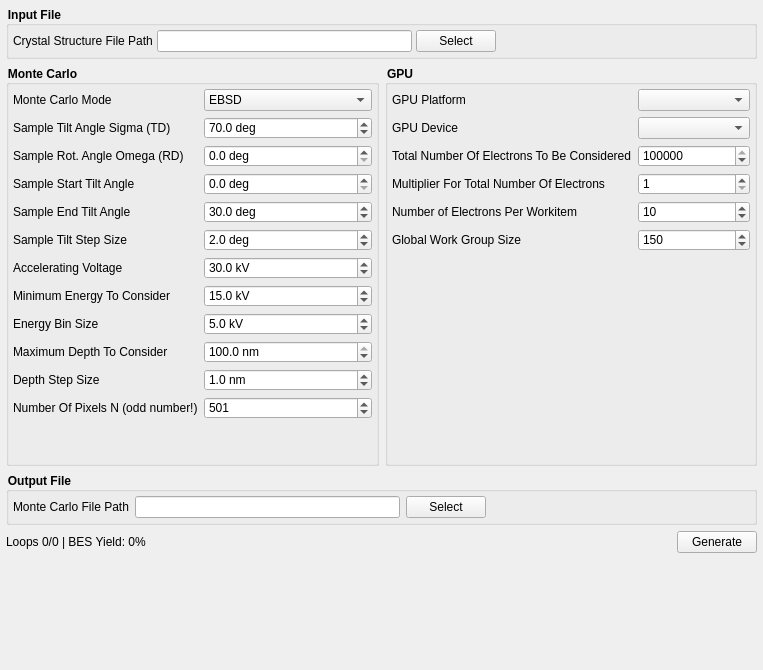
The window that Source/EMsoftWorkbench/Workbench/Modules/MonteCarloSimulationModule/UI_Files/MonteCarloSimulation_UI.ui (EMsoft-org/EMsoft) describes before a commit, drawn with Qt 5.
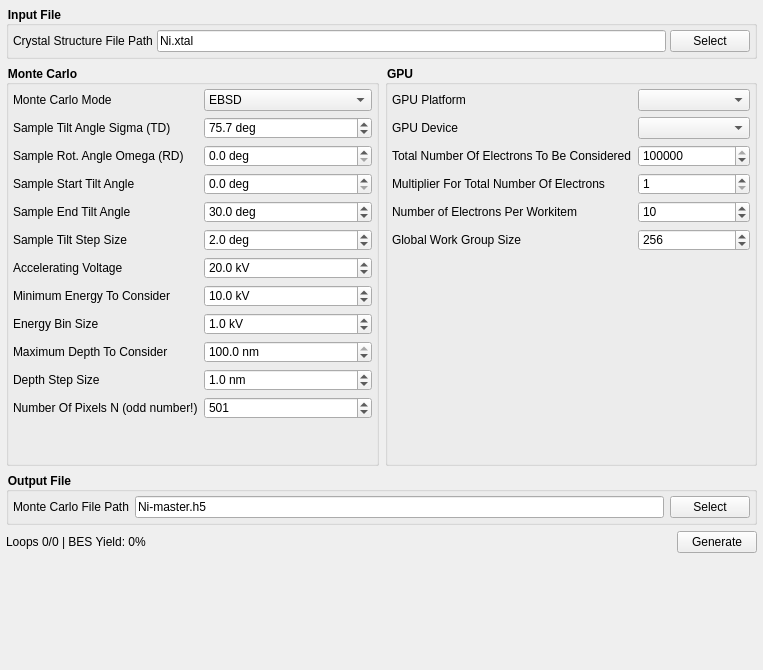
The same window after the commit.

```diff
--- a/Source/EMsoftWorkbench/Workbench/Modules/MonteCarloSimulationModule/UI_Files/MonteCarloSimulation_UI.ui
+++ b/Source/EMsoftWorkbench/Workbench/Modules/MonteCarloSimulationModule/UI_Files/MonteCarloSimulation_UI.ui
@@ -189,7 +189,7 @@
          <double>0.100000000000000</double>
         </property>
         <property name="value">
-         <double>30.000000000000000</double>
+         <double>20.000000000000000</double>
         </property>
        </widget>
       </item>
@@ -328,7 +328,7 @@
          <number>1</number>
         </property>
         <property name="value">
-         <double>15.000000000000000</double>
+         <double>10.000000000000000</double>
         </property>
        </widget>
       </item>
@@ -354,7 +354,7 @@
          <number>1</number>
         </property>
         <property name="value">
-         <double>5.000000000000000</double>
+         <double>1.000000000000000</double>
         </property>
        </widget>
       </item>
@@ -397,7 +397,7 @@
          <double>0.100000000000000</double>
         </property>
         <property name="value">
-         <double>70.000000000000000</double>
+         <double>75.700000000000003</double>
         </property>
        </widget>
       </item>
@@ -506,7 +506,7 @@
          <number>1024</number>
         </property>
         <property name="value">
-         <number>150</number>
+         <number>256</number>
         </property>
        </widget>
       </item>
@@ -600,23 +600,10 @@
       <property name="horizontalSpacing">
        <number>4</number>
       </property>
-      <item row="0" column="3">
-       <spacer name="horizontalSpacer">
-        <property name="orientation">
-         <enum>Qt::Horizontal</enum>
-        </property>
-        <property name="sizeHint" stdset="0">
-         <size>
-          <width>40</width>
-          <height>20</height>
-         </size>
-        </property>
-       </spacer>
-      </item>
       <item row="0" column="1">
        <widget class="QLineEdit" name="csFilePathLE">
         <property name="text">
-         <string/>
+         <string notr="true">Ni.xtal</string>
         </property>
         <property name="placeholderText">
          <string/>
@@ -658,26 +645,6 @@
       <property name="bottomMargin">
        <number>4</number>
       </property>
-      <item row="0" column="1">
-       <widget class="QLineEdit" name="mcFilePathLE">
-        <property name="text">
-         <string/>
-        </property>
-       </widget>
-      </item>
-      <item row="0" column="3">
-       <spacer name="horizontalSpacer_3">
-        <property name="orientation">
-         <enum>Qt::Horizontal</enum>
-        </property>
-        <property name="sizeHint" stdset="0">
-         <size>
-          <width>40</width>
-          <height>20</height>
-         </size>
-        </property>
-       </spacer>
-      </item>
       <item row="0" column="0">
        <widget class="QLabel" name="outputFileNameLabel">
         <property name="text">
@@ -685,6 +652,13 @@
         </property>
        </widget>
       </item>
+      <item row="0" column="1">
+       <widget class="QLineEdit" name="mcFilePathLE">
+        <property name="text">
+         <string notr="true">Ni-master.h5</string>
+        </property>
+       </widget>
+      </item>
       <item row="0" column="2">
        <widget class="QPushButton" name="mcSelectBtn">
         <property name="text">
```
Left out of the diff: 16 changed lines with no effect on the pictures.
